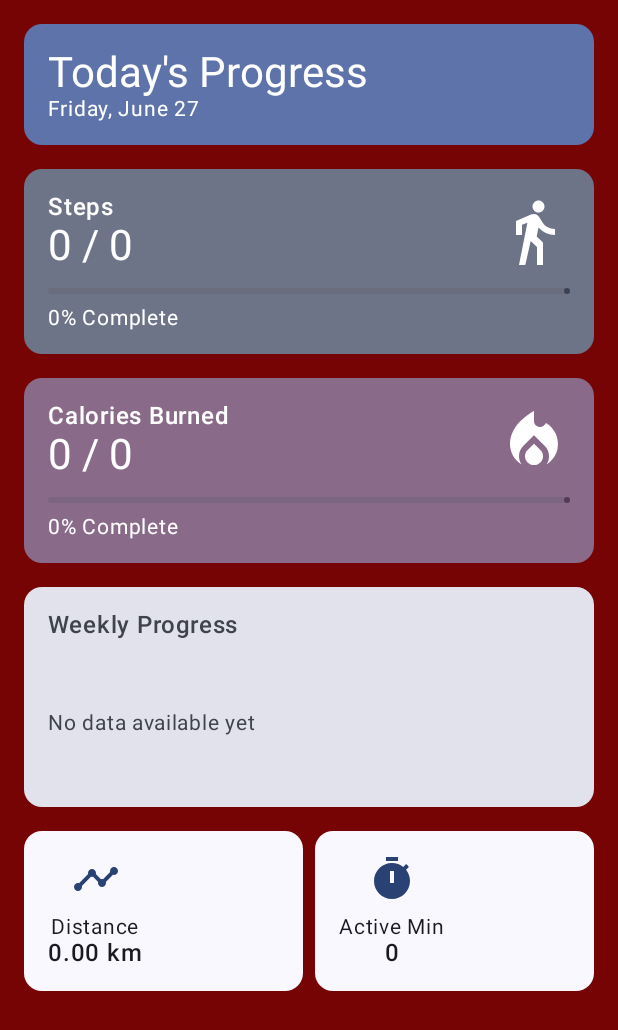
After one commit to Amr4x4/A2Z_Care, an Android app built with Jetpack Compose: the StepsTrackingScreen screen opened through its navigation route, on a phone screen of 412 x 824 dp. The commit adds this screen. Shown: the top 1030 px of the screen. Run offline under Robolectric (Android 15) with nearby library versions, the phone set to English and light mode, and no system bars; our stand-ins replace Dagger/Hilt's generated code, accompanist; 1 statement that could not run was skipped.

Commit message:
everything works good

```diff
--- a/app/src/main/java/com/example/a2zcare/MainActivity.kt
+++ b/app/src/main/java/com/example/a2zcare/MainActivity.kt
@@ -120,7 +120,6 @@ class MainActivity : ComponentActivity() {
             startStepTrackingService()
         }
     }
-//
     private fun startStepTrackingService() {
         val serviceIntent = Intent(this, StepCounterService::class.java).apply {
             action = StepCounterService.ACTION_START_SERVICE
--- a/app/src/main/java/com/example/a2zcare/presentation/navegation/NavGraph.kt
+++ b/app/src/main/java/com/example/a2zcare/presentation/navegation/NavGraph.kt
@@ -11,7 +11,6 @@ import com.example.a2zcare.presentation.screens.home.HomeScreen
 import com.example.a2zcare.presentation.screens.log_in.LogInScreen
 import com.example.a2zcare.presentation.screens.notification.NotificationScreen
 import com.example.a2zcare.presentation.screens.personal_info_onboarding.BirthdayScreen
-import com.example.a2zcare.presentation.screens.personal_info_onboarding.GenderScreen
 import com.example.a2zcare.presentation.screens.personal_info_onboarding.LoadingScreen
 import com.example.a2zcare.presentation.screens.personal_info_onboarding.PersonalOnboardingScreen
 import com.example.a2zcare.presentation.screens.personal_info_onboarding.WeightScreen
@@ -25,6 +24,7 @@ import com.example.a2zcare.presentation.screens.tracker.TrackerScreen
 import com.example.a2zcare.presentation.screens.vip.VIPScreen
 import com.example.a2zcare.presentation.screens.water_tracking.WaterTrackingScreen
 import com.example.a2zcare.presentation.screens.steps_tracker.StepsTrackerScreen
+import com.example.a2zcare.presentation.screens.steps_tracker.StepsTrackingScreen
 import com.google.accompanist.pager.ExperimentalPagerApi
 
 @ExperimentalAnimationApi
@@ -71,15 +71,16 @@ fun SetupNavGraph(
         composable(route = Screen.PersonalOnBoarding.route) {
             PersonalOnboardingScreen(navController = navController)
         }
+        composable(route = Screen.StepsTracking.route) {
+            StepsTrackingScreen(navController = navController)
+        }
         composable(route = Screen.StepsTracker.route) {
             StepsTrackerScreen(navController = navController)
         }
         composable(route = Screen.Profile.route) {
             ProfileScreen(navController = navController)
         }
-        composable(route = Screen.Gender.route) {
-            GenderScreen(navController = navController)
-        }
+
         composable(route = Screen.Birthday.route) {
             BirthdayScreen(navController = navController)
         }
--- a/app/src/main/java/com/example/a2zcare/presentation/navegation/Screen.kt
+++ b/app/src/main/java/com/example/a2zcare/presentation/navegation/Screen.kt
@@ -14,6 +14,10 @@ sealed class Screen(val route: String) {
     object StepsTracker : Screen(route = "steps_tracker")
     object PersonalOnBoarding : Screen(route = "personal_onboarding")
     object Profile : Screen(route = "profile")
+    object StepsTracking : Screen(route = "steps_tracking")
+
+
+
     object Gender : Screen(route = "gender")
     object Birthday : Screen(route = "birthday")
     object Weight : Screen(route = "weight")
--- /dev/null
+++ b/app/src/main/java/com/example/a2zcare/presentation/screens/home/CaloriesCard.kt
@@ -0,0 +1,195 @@
+package com.example.a2zcare.presentation.screens.home
+
+import androidx.compose.foundation.background
+import androidx.compose.foundation.layout.*
+import androidx.compose.foundation.shape.RoundedCornerShape
+import androidx.compose.material.icons.Icons
+import androidx.compose.material.icons.filled.LocalFireDepartment
+import androidx.compose.material3.*
+import androidx.compose.runtime.Composable
+import androidx.compose.ui.Alignment
+import androidx.compose.ui.Modifier
+import androidx.compose.ui.graphics.vector.ImageVector
+import androidx.compose.ui.unit.dp
+import com.example.a2zcare.domain.entities.StepDataTracker
+
+@Composable
+fun CaloriesProgressCard(
+    currentCalories: Int,
+    targetCalories: Int,
+    modifier: Modifier = Modifier
+) {
+    val progress = if (targetCalories > 0) currentCalories.toFloat() / targetCalories else 0f
+
+    Card(
+        modifier = modifier,
+        colors = CardDefaults.cardColors(
+            containerColor = MaterialTheme.colorScheme.tertiaryContainer
+        )
+    ) {
+        Column(
+            modifier = Modifier.padding(16.dp)
+        ) {
+            Row(
+                modifier = Modifier.fillMaxWidth(),
+                horizontalArrangement = Arrangement.SpaceBetween,
+                verticalAlignment = Alignment.CenterVertically
+            ) {
+                Column {
+                    Text(
+                        text = "Calories Burned",
+                        style = MaterialTheme.typography.titleMedium,
+                        color = MaterialTheme.colorScheme.onTertiaryContainer
+                    )
+                    Text(
+                        text = "$currentCalories / $targetCalories",
+                        style = MaterialTheme.typography.headlineMedium,
+                        color = MaterialTheme.colorScheme.onTertiaryContainer
+                    )
+                }
+
+                Icon(
+                    imageVector = Icons.Default.LocalFireDepartment,
+                    contentDescription = null,
+                    modifier = Modifier.size(48.dp),
+                    tint = MaterialTheme.colorScheme.onTertiaryContainer
+                )
+            }
+
+            Spacer(modifier = Modifier.height(12.dp))
+
+            LinearProgressIndicator(
+                progress = { progress.coerceIn(0f, 1f) },
+                modifier = Modifier.fillMaxWidth(),
+                color = MaterialTheme.colorScheme.tertiary,
+                trackColor = MaterialTheme.colorScheme.outline.copy(alpha = 0.3f)
+            )
+
+            Spacer(modifier = Modifier.height(8.dp))
+
+            Text(
+                text = "${(progress * 100).toInt()}% Complete",
+                style = MaterialTheme.typography.bodyMedium,
+                color = MaterialTheme.colorScheme.onTertiaryContainer
+            )
+        }
+    }
+}
+
+@Composable
+fun WeeklyProgressCard(
+    weeklyData: List<StepDataTracker>,
+    modifier: Modifier = Modifier
+) {
+    Card(
+        modifier = modifier,
+        colors = CardDefaults.cardColors(
+            containerColor = MaterialTheme.colorScheme.surfaceVariant
+        )
+    ) {
+        Column(
+            modifier = Modifier.padding(16.dp)
+        ) {
+            Text(
+                text = "Weekly Progress",
+                style = MaterialTheme.typography.titleMedium,
+                color = MaterialTheme.colorScheme.onSurfaceVariant
+            )
+
+            Spacer(modifier = Modifier.height(16.dp))
+
+            if (weeklyData.isNotEmpty()) {
+                WeeklyChart(weeklyData = weeklyData)
+            } else {
+                Text(
+                    text = "No data available yet",
+                    style = MaterialTheme.typography.bodyMedium,
+                    color = MaterialTheme.colorScheme.onSurfaceVariant,
+                    modifier = Modifier.padding(vertical = 32.dp)
+                )
+            }
+        }
+    }
+}
+
+@Composable
+private fun WeeklyChart(weeklyData: List<StepDataTracker>) {
+    val maxSteps = weeklyData.maxOfOrNull { it.steps } ?: 1
+
+    Row(
+        modifier = Modifier
+            .fillMaxWidth()
+            .height(120.dp),
+        horizontalArrangement = Arrangement.SpaceEvenly,
+        verticalAlignment = Alignment.Bottom
+    ) {
+        weeklyData.takeLast(7).forEach { stepData ->
+            val dayOfWeek = stepData.date.takeLast(2).toIntOrNull() ?: 0
+            val height = if (maxSteps > 0) (stepData.steps.toFloat() / maxSteps) else 0f
+
+            Column(
+                horizontalAlignment = Alignment.CenterHorizontally,
+                verticalArrangement = Arrangement.Bottom
+            ) {
+                Box(
+                    modifier = Modifier
+                        .width(24.dp)
+                        .height((height * 80).dp.coerceAtLeast(4.dp))
+                        .background(
+                            MaterialTheme.colorScheme.primary,
+                            RoundedCornerShape(topStart = 4.dp, topEnd = 4.dp)
+                        )
+                )
+
+                Spacer(modifier = Modifier.height(4.dp))
+
+                Text(
+                    text = dayOfWeek.toString(),
+                    style = MaterialTheme.typography.bodySmall,
+                    color = MaterialTheme.colorScheme.onSurfaceVariant
+                )
+            }
+        }
+    }
+}
+
+@Composable
+fun StatCard(
+    title: String,
+    value: String,
+    icon: ImageVector,
+    modifier: Modifier = Modifier
+) {
+    Card(
+        modifier = modifier,
+        colors = CardDefaults.cardColors(
+            containerColor = MaterialTheme.colorScheme.surface
+        )
+    ) {
+        Column(
+            modifier = Modifier.padding(16.dp),
+            horizontalAlignment = Alignment.CenterHorizontally
+        ) {
+            Icon(
+                imageVector = icon,
+                contentDescription = null,
+                modifier = Modifier.size(32.dp),
+                tint = MaterialTheme.colorScheme.primary
+            )
+
+            Spacer(modifier = Modifier.height(8.dp))
+
+            Text(
+                text = title,
+                style = MaterialTheme.typography.bodyMedium,
+                color = MaterialTheme.colorScheme.onSurface
+            )
+
+            Text(
+                text = value,
+                style = MaterialTheme.typography.titleMedium,
+                color = MaterialTheme.colorScheme.onSurface
+            )
+        }
+    }
+}
--- a/app/src/main/java/com/example/a2zcare/presentation/screens/personal_info_onboarding/PersonalOnBoarding.kt
+++ b/app/src/main/java/com/example/a2zcare/presentation/screens/personal_info_onboarding/PersonalOnBoarding.kt
@@ -17,6 +17,7 @@ import androidx.navigation.NavController
 import com.example.a2zcare.domain.entities.ActivityLevel
 import com.example.a2zcare.domain.entities.CalorieIntakeType
 import com.example.a2zcare.domain.entities.Gender
+import com.example.a2zcare.presentation.navegation.Screen
 import com.example.a2zcare.presentation.viewmodel.PersonalOnboardingViewModel
 import com.google.accompanist.pager.HorizontalPager
 import com.google.accompanist.pager.rememberPagerState
@@ -35,8 +36,8 @@ fun PersonalOnboardingScreen(
 
     LaunchedEffect(uiState.isCompleted) {
         if (uiState.isCompleted) {
-            navController.navigate("main_route") {
-                popUpTo("onboarding_screen") { inclusive = true }
+            navController.navigate(Screen.StepsTracking.route) {
+                popUpTo(Screen.PersonalOnBoarding.route) { inclusive = true }
             }
         }
     }
--- /dev/null
+++ b/app/src/main/java/com/example/a2zcare/presentation/screens/steps_tracker/StepsTrackingScreen.kt
@@ -0,0 +1,187 @@
+package com.example.a2zcare.presentation.screens.steps_tracker
+
+import androidx.compose.foundation.layout.*
+import androidx.compose.foundation.rememberScrollState
+import androidx.compose.foundation.verticalScroll
+import androidx.compose.material.icons.Icons
+import androidx.compose.material.icons.filled.DirectionsWalk
+import androidx.compose.material.icons.filled.Timeline
+import androidx.compose.material.icons.filled.Timer
+import androidx.compose.material3.*
+import androidx.compose.runtime.*
+import androidx.compose.ui.Alignment
+import androidx.compose.ui.Modifier
+import androidx.compose.ui.unit.dp
+import androidx.hilt.navigation.compose.hiltViewModel
+import androidx.navigation.NavController
+import com.example.a2zcare.presentation.navegation.Screen
+import com.example.a2zcare.presentation.screens.home.CaloriesProgressCard
+import com.example.a2zcare.presentation.screens.home.StatCard
+import com.example.a2zcare.presentation.screens.home.WeeklyProgressCard
+import com.example.a2zcare.presentation.viewmodel.StepsTrackingViewModel
+import com.example.a2zcare.util.getCurrentDateFormatted
+
+
+@OptIn(ExperimentalMaterial3Api::class)
+@Composable
+fun StepsTrackingScreen(
+    navController: NavController,
+    viewModel: StepsTrackingViewModel = hiltViewModel()
+) {
+    val uiState by viewModel.uiState.collectAsState()
+
+
+    LaunchedEffect(Unit) {
+        viewModel.loadData()
+    }
+
+    if (uiState.isLoading) {
+        Box(
+            modifier = Modifier.fillMaxSize(),
+            contentAlignment = Alignment.Center
+        ) {
+            CircularProgressIndicator()
+        }
+    } else {
+        Column(
+            modifier = Modifier
+                .fillMaxSize()
+                .padding(16.dp)
+                .verticalScroll(rememberScrollState())
+        ) {
+            // Header with user info
+            Card(
+                modifier = Modifier.fillMaxWidth(),
+                colors = CardDefaults.cardColors(
+                    containerColor = MaterialTheme.colorScheme.primaryContainer
+                )
+            ) {
+                Column(
+                    modifier = Modifier.padding(16.dp)
+                ) {
+                    Text(
+                        text = "Today's Progress",
+                        style = MaterialTheme.typography.headlineMedium,
+                        color = MaterialTheme.colorScheme.onPrimaryContainer
+                    )
+                    Text(
+                        text = getCurrentDateFormatted(),
+                        style = MaterialTheme.typography.bodyMedium,
+                        color = MaterialTheme.colorScheme.onPrimaryContainer
+                    )
+                }
+            }
+
+            Spacer(modifier = Modifier.height(16.dp))
+
+            // Steps progress
+            StepsProgressCard(
+                currentSteps = uiState.todaySteps,
+                targetSteps = uiState.userProfile?.dailyStepsTarget ?: 0,
+                modifier = Modifier.fillMaxWidth()
+            )
+
+            Spacer(modifier = Modifier.height(16.dp))
+
+            // Calories progress
+            CaloriesProgressCard(
+                currentCalories = uiState.todayCaloriesBurned,
+                targetCalories = uiState.userProfile?.dailyCaloriesBurnTarget ?: 0,
+                modifier = Modifier.fillMaxWidth()
+            )
+
+            Spacer(modifier = Modifier.height(16.dp))
+
+            // Weekly progress
+            WeeklyProgressCard(
+                weeklyData = uiState.weeklyStepData,
+                modifier = Modifier.fillMaxWidth()
+            )
+
+            Spacer(modifier = Modifier.height(16.dp))
+
+            // Additional stats
+            Row(
+                modifier = Modifier.fillMaxWidth(),
+                horizontalArrangement = Arrangement.spacedBy(8.dp)
+            ) {
+                StatCard(
+                    title = "Distance",
+                    value = "${String.format("%.2f", uiState.todayDistance)} km",
+                    icon = Icons.Default.Timeline,
+                    modifier = Modifier.weight(1f)
+                )
+
+                StatCard(
+                    title = "Active Min",
+                    value = "${uiState.todayActiveMinutes}",
+                    icon = Icons.Default.Timer,
+                    modifier = Modifier.weight(1f)
+                )
+            }
+        }
+    }
+}
+
+@Composable
+private fun StepsProgressCard(
+    currentSteps: Int,
+    targetSteps: Int,
+    modifier: Modifier = Modifier
+) {
+    val progress = if (targetSteps > 0) currentSteps.toFloat() / targetSteps else 0f
+
+    Card(
+        modifier = modifier,
+        colors = CardDefaults.cardColors(
+            containerColor = MaterialTheme.colorScheme.secondaryContainer
+        )
+    ) {
+        Column(
+            modifier = Modifier.padding(16.dp)
+        ) {
+            Row(
+                modifier = Modifier.fillMaxWidth(),
+                horizontalArrangement = Arrangement.SpaceBetween,
+                verticalAlignment = Alignment.CenterVertically
+            ) {
+                Column {
+                    Text(
+                        text = "Steps",
+                        style = MaterialTheme.typography.titleMedium,
+                        color = MaterialTheme.colorScheme.onSecondaryContainer
+                    )
+                    Text(
+                        text = "$currentSteps / $targetSteps",
+                        style = MaterialTheme.typography.headlineMedium,
+                        color = MaterialTheme.colorScheme.onSecondaryContainer
+                    )
+                }
+
+                Icon(
+                    imageVector = Icons.Default.DirectionsWalk,
+                    contentDescription = null,
+                    modifier = Modifier.size(48.dp),
+                    tint = MaterialTheme.colorScheme.onSecondaryContainer
+                )
+            }
+
+            Spacer(modifier = Modifier.height(12.dp))
+
+            LinearProgressIndicator(
+                progress = { progress.coerceIn(0f, 1f) },
+                modifier = Modifier.fillMaxWidth(),
+                color = MaterialTheme.colorScheme.secondary,
+                trackColor = MaterialTheme.colorScheme.outline.copy(alpha = 0.3f)
+            )
+
+            Spacer(modifier = Modifier.height(8.dp))
+
+            Text(
+                text = "${(progress * 100).toInt()}% Complete",
+                style = MaterialTheme.typography.bodyMedium,
+                color = MaterialTheme.colorScheme.onSecondaryContainer
+            )
+        }
+    }
+}
--- /dev/null
+++ b/app/src/main/java/com/example/a2zcare/presentation/viewmodel/StepsTrackingViewModel.kt
@@ -0,0 +1,69 @@
+package com.example.a2zcare.presentation.viewmodel
+
+import androidx.lifecycle.ViewModel
+import androidx.lifecycle.viewModelScope
+import dagger.hilt.android.lifecycle.HiltViewModel
+import kotlinx.coroutines.flow.MutableStateFlow
+import kotlinx.coroutines.flow.StateFlow
+import kotlinx.coroutines.flow.asStateFlow
+import kotlinx.coroutines.launch
+import java.text.SimpleDateFormat
+import java.util.Date
+import java.util.Locale
+import javax.inject.Inject
+import com.example.a2zcare.domain.repository.StepTrackerRepository
+import com.example.a2zcare.domain.usecases.StepTrackingUseCase
+import com.example.a2zcare.domain.entities.UserProfile
+import com.example.a2zcare.domain.entities.StepDataTracker
+
+@HiltViewModel
+class StepsTrackingViewModel @Inject constructor(
+    private val repository: StepTrackerRepository,
+    private val stepTrackingUseCase: StepTrackingUseCase
+) : ViewModel() {
+
+    private val _uiState = MutableStateFlow(MainUiState())
+    val uiState: StateFlow<MainUiState> = _uiState.asStateFlow()
+
+    fun loadData() {
+        viewModelScope.launch {
+            try {
+                val userProfile = repository.getUserProfile()
+                val today = getCurrentDate()
+                val todayData = repository.getStepDataByDate(today)
+                val weeklyData = repository.getLastSevenDays()
+
+                _uiState.value = _uiState.value.copy(
+                    userProfile = userProfile,
+                    todaySteps = todayData?.steps ?: 0,
+                    todayCaloriesBurned = todayData?.caloriesBurned ?: 0,
+                    todayDistance = todayData?.distanceKm ?: 0f,
+                    todayActiveMinutes = todayData?.activeMinutes ?: 0,
+                    weeklyStepData = weeklyData,
+                    isLoading = false
+                )
+            } catch (e: Exception) {
+                _uiState.value = _uiState.value.copy(
+                    isLoading = false,
+                    error = e.message
+                )
+            }
+        }
+    }
+
+    private fun getCurrentDate(): String {
+        val sdf = SimpleDateFormat("yyyy-MM-dd", Locale.getDefault())
+        return sdf.format(Date())
+    }
+}
+
+data class MainUiState(
+    val userProfile: UserProfile? = null,
+    val todaySteps: Int = 0,
+    val todayCaloriesBurned: Int = 0,
+    val todayDistance: Float = 0f,
+    val todayActiveMinutes: Int = 0,
+    val weeklyStepData: List<StepDataTracker> = emptyList(),
+    val isLoading: Boolean = true,
+    val error: String? = null
+)
--- /dev/null
+++ b/app/src/main/java/com/example/a2zcare/util/DateUtils.kt
@@ -0,0 +1,10 @@
+package com.example.a2zcare.util
+
+import java.text.SimpleDateFormat
+import java.util.Date
+import java.util.Locale
+
+fun getCurrentDateFormatted(): String {
+    val sdf = SimpleDateFormat("EEEE, MMMM dd", Locale.getDefault())
+    return sdf.format(Date())
+}
```
